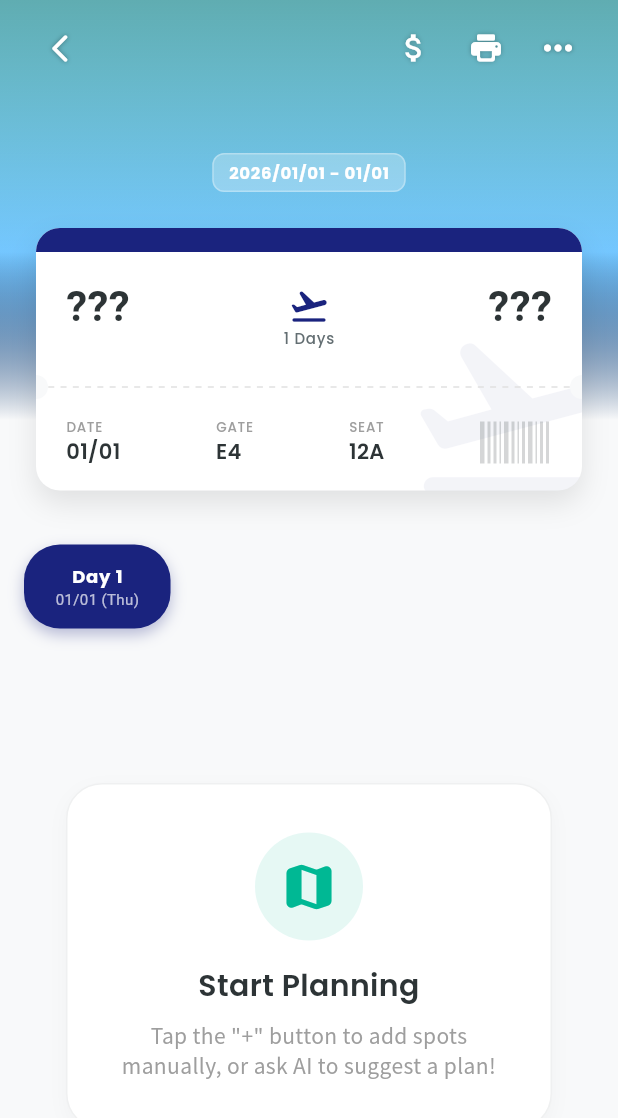
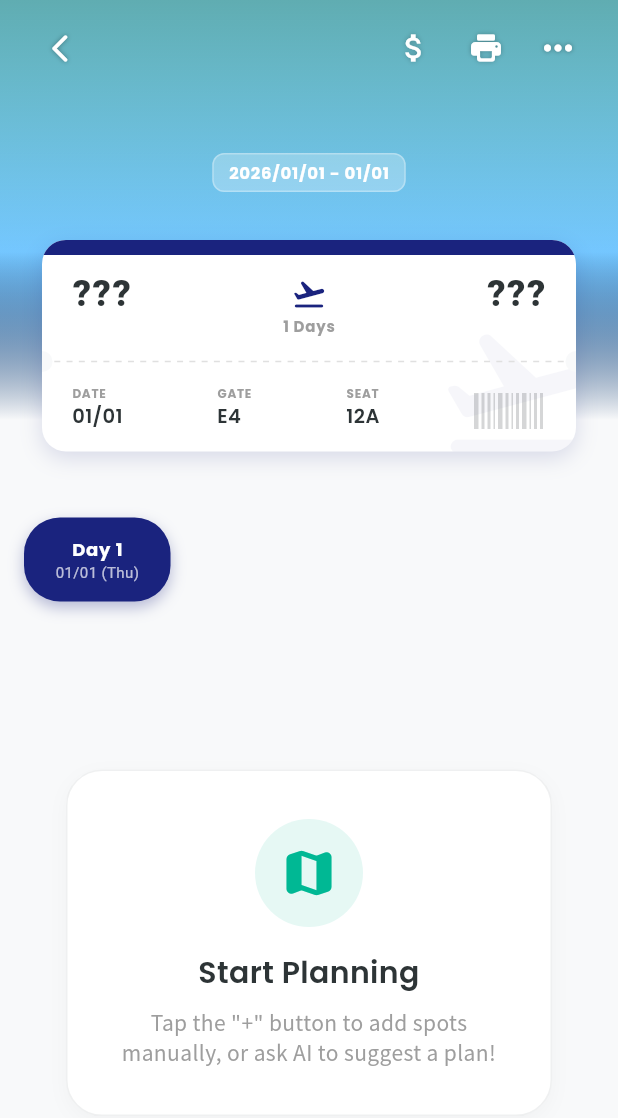
Before and after one commit to shima2005/tripple, a Flutter app: the TimelineView screen opened directly with empty values, on a phone screen of 412 x 824 dp. Shown: the top 1118 px of the screen. Run offline on Flutter 3.47's test engine with Material 3 defaults, Android fonts, the phone set to English and light mode, and no system bars; our stand-ins replace cached_network_image, cloud_firestore, equatable, firebase_auth, firebase_core, firebase_storage and 20 more; missing offline and left inert: flutter_map_cancellable_tile_provider, flutter_map_location_marker, flutter_polyline_points, mobile_scanner; accounts and stored records are empty; network calls fail.

Commit message:
UI調整2

```diff
--- a/lib/features/trip/presentation/screens/travel_home_screen.dart
+++ b/lib/features/trip/presentation/screens/travel_home_screen.dart
@@ -62,7 +62,9 @@ class _TravelHomeScreenState extends State<TravelHomeScreen> {
                       children: [
                         // Future Trips
                         if (futureTrips.isEmpty)
-                          const Padding(
+                          const AspectRatio(
+                            aspectRatio: 1.6,
+                              child: Padding(
                               padding: EdgeInsets.only(top: 40), // 少し上を開けるとバランス良し
                               child: TrippleEmptyState(
                                 title: 'No trips planned yet',
@@ -70,7 +72,9 @@ class _TravelHomeScreenState extends State<TravelHomeScreen> {
                                 icon: Icons.flight_takeoff_rounded,
                                 accentColor: AppColors.accent,
                               ),
+                            ),
                           )
+
                         else
                           ...futureTrips.map((trip) => TripCard(
                             trip: trip,
--- a/lib/features/trip/presentation/widgets/smart_ticket.dart
+++ b/lib/features/trip/presentation/widgets/smart_ticket.dart
@@ -13,7 +13,7 @@ class SmartTicket extends StatelessWidget {
   final VoidCallback? onTap;
   final TicketMode mode;
 
-  // 👇 追加: 親から受け取る出発地と目的地
+  // 親から受け取る出発地と目的地
   final String? fromLocation;
   final String? fromCountryCode;
   final String? toLocation;
@@ -24,9 +24,9 @@ class SmartTicket extends StatelessWidget {
     required this.trip,
     this.onTap,
     this.mode = TicketMode.summary,
-    this.fromLocation, // 👈 追加
+    this.fromLocation,
     this.fromCountryCode,
-    this.toLocation,   // 👈 追加
+    this.toLocation,
     this.toCountryCode,
   });
 
@@ -37,15 +37,17 @@ class SmartTicket extends StatelessWidget {
     return GestureDetector(
       onTap: onTap,
       child: Container(
-        margin: const EdgeInsets.symmetric(horizontal: 20),
+        // 横幅のマージン。ここを広げるとチケット自体の横幅が狭くなりますが、
+        // 一般的には縦長感を消すならマージンはいじらず(あるいは狭め)、中身の高さを減らすのが正解です。
+        margin: const EdgeInsets.symmetric(horizontal: 24, vertical: 8),
         decoration: BoxDecoration(
           color: Colors.white,
           borderRadius: BorderRadius.circular(16),
           boxShadow: [
             BoxShadow(
-              color: Colors.black.withValues(alpha: 0.1),
-              blurRadius: 16,
-              offset: const Offset(0, 8),
+              color: AppColors.primary.withValues(alpha: 0.15), // 影を少し調整
+              blurRadius: 12,
+              offset: const Offset(0, 4),
             ),
           ],
         ),
@@ -53,39 +55,39 @@ class SmartTicket extends StatelessWidget {
           borderRadius: BorderRadius.circular(16),
           child: Stack(
             children: [
-              // 0. 背景の透かしアイコン
+              // 0. 背景の透かしアイコン (サイズと位置を調整して圧迫感を減らす)
               Positioned(
-                right: -20,
-                bottom: -20,
+                right: -15,
+                bottom: -15,
                 child: Icon(
                   _getModeIcon(),
-                  size: 140,
-                  color: themeColor.withValues(alpha: 0.05),
+                  size: 110, // 140 -> 110
+                  color: themeColor.withValues(alpha: 0.04),
                 ),
               ),
 
               Column(
                 mainAxisSize: MainAxisSize.min,
                 children: [
-                  // 1. カラーストリップ
+                  // 1. カラーストリップ (スリム化)
                   Container(
-                    height: 16,
+                    height: 10, // 16 -> 10
                     width: double.infinity,
                     color: themeColor,
                   ),
 
-                  // 2. メインコンテンツ
+                  // 2. メインコンテンツ (パディングを詰める)
                   Padding(
-                    padding: const EdgeInsets.fromLTRB(20, 16, 20, 12),
+                    padding: const EdgeInsets.fromLTRB(20, 14, 20, 10), // 上下を少し削減
                     child: _buildMainContent(themeColor),
                   ),
 
                   // 3. ミシン目
                   _buildDivider(),
 
-                  // 4. サブコンテンツ
+                  // 4. サブコンテンツ (パディングを詰める)
                   Padding(
-                    padding: const EdgeInsets.fromLTRB(20, 12, 20, 16),
+                    padding: const EdgeInsets.fromLTRB(20, 8, 20, 14), // 上下を削減
                     child: _buildSubContent(themeColor),
                   ),
                 ],
@@ -127,16 +129,14 @@ class SmartTicket extends StatelessWidget {
   }
 
   Widget _buildSummaryMain(Color color) {
-    // データがない場合のデフォルト値
     final from = fromLocation ?? 'Home';
     final to = toLocation ?? trip.title;
 
+    // ロジックはそのまま維持
     String toCode(String name, {String? countryCode}) {
       if (name.isEmpty) return '???';
-
       final lowerName = name.toLowerCase();
 
-      // 1. 都市コード辞書
       if (cityCodes.containsKey(lowerName)) {
         return cityCodes[lowerName]!;
       }
@@ -146,62 +146,59 @@ class SmartTicket extends StatelessWidget {
         }
       }
 
-      // 2. 国コードフォールバック (Alpha-2 -> Alpha-3 変換！)
       if (countryCode != null && countryCode.isNotEmpty) {
         final alpha3 = CountryConverter.toAlpha3(countryCode);
-        // 変換できれば3文字、できなければ元の2文字を表示
         return (alpha3 ?? countryCode).toUpperCase();
       }
 
-      // 3. 先頭3文字
       final sanitized = name.replaceAll(RegExp(r'[^a-zA-Z0-9]'), '');
       if (sanitized.length >= 3) {
         return sanitized.substring(0, 3).toUpperCase();
       }
-
       return 'DST';
     }
 
     final fromCodeStr = toCode(from, countryCode: fromCountryCode);
-    // 👇 目的地の場合は countryCode も渡してあげる
     final toCodeStr = toCode(to, countryCode: toCountryCode);
 
     return Row(
       mainAxisAlignment: MainAxisAlignment.spaceBetween,
       children: [
-        _buildCode(fromCodeStr, from), // 左: 出発地
+        Expanded(child: _buildCode(fromCodeStr, from, CrossAxisAlignment.start)), // 左
 
-        // 中央: アイコン
-        Column(
-          children: [
-            Icon(Icons.flight_takeoff_rounded, color: color, size: 28),
-            // ここに「旅行日数」などを入れてもいいかも
-            Text(
-              '${trip.endDate.difference(trip.startDate).inDays + 1} Days',
-              style: AppTextStyles.label.copyWith(fontSize: 10, color: AppColors.textSecondary)
-            ),
-          ],
+        // 中央: アイコンと日数
+        Padding(
+          padding: const EdgeInsets.symmetric(horizontal: 8),
+          child: Column(
+            children: [
+              Icon(Icons.flight_takeoff_rounded, color: color, size: 24), // 28 -> 24
+              const SizedBox(height: 2),
+              Text(
+                '${trip.endDate.difference(trip.startDate).inDays + 1} Days',
+                style: AppTextStyles.label.copyWith(fontSize: 10, color: Colors.grey, fontWeight: FontWeight.bold)
+              ),
+            ],
+          ),
         ),
 
-        _buildCode(toCodeStr, to), // 右: 目的地
+        Expanded(child: _buildCode(toCodeStr, to, CrossAxisAlignment.end)), // 右
       ],
     );
   }
 
-  // ... ( _buildStayMain, _buildMoveMain は変更なし ) ...
   Widget _buildStayMain(Color color) {
     return Row(
       crossAxisAlignment: CrossAxisAlignment.center,
       children: [
         Container(
-          padding: const EdgeInsets.all(10),
+          padding: const EdgeInsets.all(8), // 10 -> 8
           decoration: BoxDecoration(
             color: color.withValues(alpha: 0.1),
             shape: BoxShape.circle,
           ),
-          child: Icon(Icons.hotel_rounded, color: color, size: 24),
+          child: Icon(Icons.hotel_rounded, color: color, size: 22), // 24 -> 22
         ),
-        const SizedBox(width: 16),
+        const SizedBox(width: 12),
         Expanded(
           child: Column(
             crossAxisAlignment: CrossAxisAlignment.start,
@@ -209,13 +206,13 @@ class SmartTicket extends StatelessWidget {
               Text(
                 'CHECKING IN',
                 style: AppTextStyles.label.copyWith(
-                  color: color, fontWeight: FontWeight.bold, fontSize: 10, letterSpacing: 1.2
+                  color: color, fontWeight: FontWeight.bold, fontSize: 10, letterSpacing: 1.0
                 ),
               ),
-              const SizedBox(height: 2),
+              const SizedBox(height: 1),
               Text(
-                'Kiyomizu-dera', // ※ここも本来はScheduledItemから取るべきですが今回はSummaryの改修なので据え置き
-                style: AppTextStyles.h3.copyWith(fontSize: 18),
+                'Destination Hotel', // データ連携時はここを修正
+                style: AppTextStyles.h3.copyWith(fontSize: 16), // 18 -> 16
                 maxLines: 1,
                 overflow: TextOverflow.ellipsis,
               ),
@@ -230,14 +227,14 @@ class SmartTicket extends StatelessWidget {
     return Row(
       children: [
         Container(
-          padding: const EdgeInsets.all(10),
+          padding: const EdgeInsets.all(8), // 10 -> 8
           decoration: BoxDecoration(
             color: color.withValues(alpha: 0.1),
             shape: BoxShape.circle,
           ),
-          child: Icon(Icons.directions_train_rounded, color: color, size: 24),
+          child: Icon(Icons.directions_train_rounded, color: color, size: 22), // 24 -> 22
         ),
-        const SizedBox(width: 16),
+        const SizedBox(width: 12),
         Expanded(
           child: Column(
             crossAxisAlignment: CrossAxisAlignment.start,
@@ -245,18 +242,18 @@ class SmartTicket extends StatelessWidget {
               Text(
                 'MOVING',
                 style: AppTextStyles.label.copyWith(
-                  color: color, fontWeight: FontWeight.bold, fontSize: 10, letterSpacing: 1.2
+                  color: color, fontWeight: FontWeight.bold, fontSize: 10, letterSpacing: 1.0
                 ),
               ),
-              const SizedBox(height: 2),
+              const SizedBox(height: 1),
               Row(
                 children: [
-                  Text('Kyoto', style: AppTextStyles.h3.copyWith(fontSize: 16)),
+                  Flexible(child: Text('Kyoto', style: AppTextStyles.h3.copyWith(fontSize: 15), overflow: TextOverflow.ellipsis)),
                   const Padding(
-                    padding: EdgeInsets.symmetric(horizontal: 8),
-                    child: Icon(Icons.arrow_forward_rounded, size: 14, color: Colors.grey),
+                    padding: EdgeInsets.symmetric(horizontal: 6),
+                    child: Icon(Icons.arrow_forward_rounded, size: 12, color: Colors.grey),
                   ),
-                  Text('Gion', style: AppTextStyles.h3.copyWith(fontSize: 16)),
+                  Flexible(child: Text('Gion', style: AppTextStyles.h3.copyWith(fontSize: 15), overflow: TextOverflow.ellipsis)),
                 ],
               ),
             ],
@@ -266,7 +263,7 @@ class SmartTicket extends StatelessWidget {
     );
   }
 
-  // ... ( _buildSubContent, _buildSummarySub, _buildProgress, _buildDivider, _buildNotch, _buildBarcode は変更なし ) ...
+  // --- サブコンテンツ ---
   Widget _buildSubContent(Color color) {
     switch (mode) {
       case TicketMode.stay:
@@ -279,16 +276,17 @@ class SmartTicket extends StatelessWidget {
   }
 
   Widget _buildSummarySub() {
+    // 縦長解消のため、ラベルと値の隙間などを詰める
     return Row(
       crossAxisAlignment: CrossAxisAlignment.end,
       mainAxisAlignment: MainAxisAlignment.spaceBetween,
       children: [
         _buildLabelValue('DATE', DateFormat('MM/dd').format(trip.startDate)),
-        _buildLabelValue('GATE', 'E4'), // ダミー
-        _buildLabelValue('SEAT', '12A'), // ダミー
+        _buildLabelValue('GATE', 'E4'),
+        _buildLabelValue('SEAT', '12A'),
 
         Padding(
-          padding: const EdgeInsets.only(bottom: 2),
+          padding: const EdgeInsets.only(bottom: 1), // 2 -> 1
           child: _buildBarcode(),
         ),
       ],
@@ -302,7 +300,7 @@ class SmartTicket extends StatelessWidget {
         Row(
           mainAxisAlignment: MainAxisAlignment.spaceBetween,
           children: [
-            Text('10:00', style: AppTextStyles.label.copyWith(fontSize: 12)),
+            Text('10:00', style: AppTextStyles.label.copyWith(fontSize: 11)),
             Container(
               padding: const EdgeInsets.symmetric(horizontal: 6, vertical: 2),
               decoration: BoxDecoration(
@@ -311,13 +309,13 @@ class SmartTicket extends StatelessWidget {
               ),
               child: Text(
                 mode == TicketMode.stay ? 'On Stay' : 'On Time',
-                style: const TextStyle(color: Colors.white, fontSize: 10, fontWeight: FontWeight.bold),
+                style: const TextStyle(color: Colors.white, fontSize: 9, fontWeight: FontWeight.bold),
               ),
             ),
-            Text('12:00', style: AppTextStyles.label.copyWith(fontSize: 12)),
+            Text('12:00', style: AppTextStyles.label.copyWith(fontSize: 11)),
           ],
         ),
-        const SizedBox(height: 8),
+        const SizedBox(height: 6), // 8 -> 6
         ClipRRect(
           borderRadius: BorderRadius.circular(4),
           child: LinearProgressIndicator(
@@ -331,14 +329,26 @@ class SmartTicket extends StatelessWidget {
     );
   }
 
-  Widget _buildCode(String code, String city) {
+  // 配置(Alignment)を指定できるように変更
+  Widget _buildCode(String code, String city, CrossAxisAlignment align) {
     return Column(
-      crossAxisAlignment: CrossAxisAlignment.start,
+      crossAxisAlignment: align,
       children: [
-        Text(code, style: AppTextStyles.ticketCode.copyWith(fontSize: 28)),
         Text(
-          city.length > 10 ? '${city.substring(0, 10)}...' : city, // 長すぎる場合は省略
-          style: AppTextStyles.label.copyWith(fontSize: 10)
+          code,
+          style: AppTextStyles.ticketCode.copyWith(
+            fontSize: 24, // 28 -> 24: 少し小さくして圧迫感を減らす
+            fontWeight: FontWeight.w800,
+            letterSpacing: 1.0,
+            height: 1.0,
+          )
+        ),
+        const SizedBox(height: 2),
+        Text(
+          city.length > 12 ? '${city.substring(0, 12)}...' : city,
+          style: AppTextStyles.label.copyWith(fontSize: 10, color: Colors.grey[700]),
+          maxLines: 1,
+          overflow: TextOverflow.ellipsis,
         ),
       ],
     );
@@ -348,16 +358,16 @@ class SmartTicket extends StatelessWidget {
     return Column(
       crossAxisAlignment: CrossAxisAlignment.start,
       children: [
-        Text(label, style: AppTextStyles.label.copyWith(fontSize: 9, color: Colors.grey)),
-        Text(value, style: AppTextStyles.h3.copyWith(fontSize: 14)),
+        Text(label, style: AppTextStyles.label.copyWith(fontSize: 8, color: Colors.grey, fontWeight: FontWeight.bold)),
+        const SizedBox(height: 1),
+        Text(value, style: AppTextStyles.h3.copyWith(fontSize: 13)), // 14 -> 13
       ],
     );
   }
 
-  // ... _buildDivider, _buildNotch, _buildBarcode
   Widget _buildDivider() {
     return SizedBox(
-      height: 16,
+      height: 14, // 16 -> 14
       child: Stack(
         children: [
           Center(
@@ -377,8 +387,8 @@ class SmartTicket extends StatelessWidget {
               },
             ),
           ),
-          Positioned(left: -8, top: 0, bottom: 0, child: _buildNotch()),
-          Positioned(right: -8, top: 0, bottom: 0, child: _buildNotch()),
+          Positioned(left: -7, top: 0, bottom: 0, child: _buildNotch()), // 調整
+          Positioned(right: -7, top: 0, bottom: 0, child: _buildNotch()),
         ],
       ),
     );
@@ -386,9 +396,9 @@ class SmartTicket extends StatelessWidget {
 
   Widget _buildNotch() {
     return Container(
-      width: 16,
+      width: 14, // 16 -> 14
       decoration: BoxDecoration(
-        color: AppColors.background,
+        color: AppColors.background, // 背景色と同じにする必要があります
         shape: BoxShape.circle,
       ),
     );
@@ -397,12 +407,13 @@ class SmartTicket extends StatelessWidget {
   Widget _buildBarcode() {
     return Row(
       mainAxisSize: MainAxisSize.min,
+      crossAxisAlignment: CrossAxisAlignment.end,
       children: List.generate(12, (index) {
         final width = (index % 4 == 0) ? 3.0 : (index % 3 == 0 ? 1.0 : 2.0);
         return Container(
           margin: const EdgeInsets.only(right: 2),
           width: width,
-          height: 28,
+          height: 24, // 28 -> 24
           color: AppColors.textPrimary.withValues(alpha: 0.2),
         );
       }),
```
Lines whose indentation alone changed are shown as unchanged.
